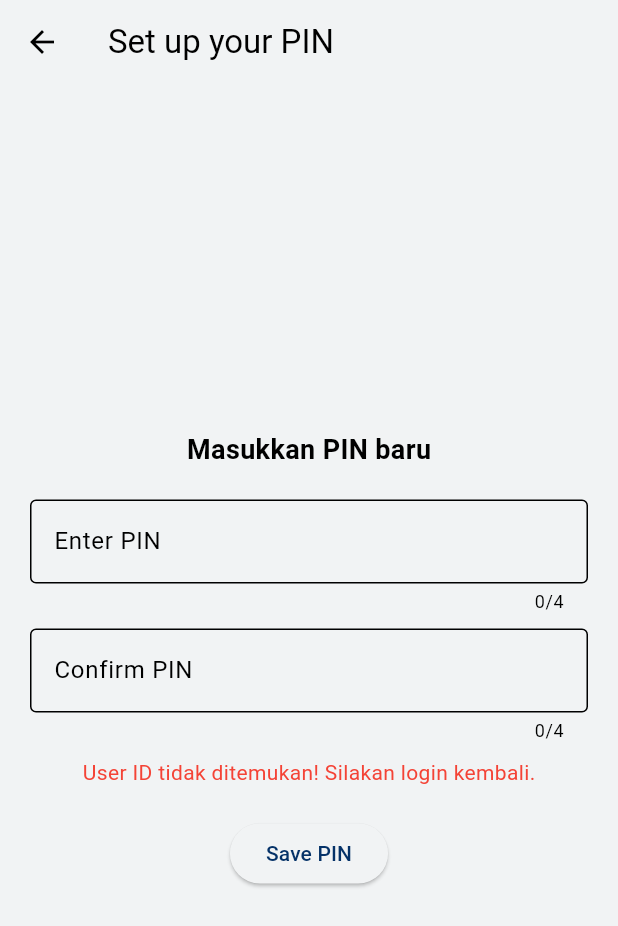
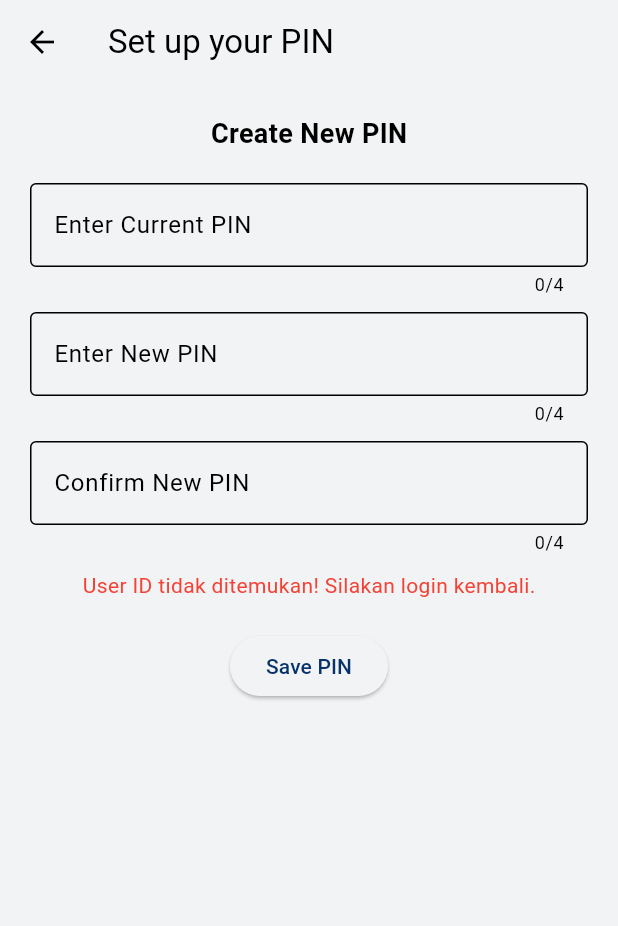
Before and after one commit to NaonWae12/hcmv2, a Flutter app: the PagePinSettings screen opened directly, after a tap on "Save PIN", on a phone screen of 412 x 824 dp. Shown: the top 926 px of the screen. Run offline on Flutter 3.47's test engine with Material 3 defaults, Android fonts, the phone set to English and light mode, and no system bars; our stand-ins replace file_picker, flutter_svg, fluttertoast, google_fonts, shared_preferences, slide_to_act and 1 more; accounts and stored records are empty.

Commit message:
commit ke lima

```diff
--- a/lib/home/page_home.dart
+++ b/lib/home/page_home.dart
@@ -66,8 +66,10 @@ class _PageHomeState extends State<PageHome>
 
   Future<void> _triggerRefresh() async {
     await _handleRefresh();
+
+    // Panggil fungsi refresh di BottomContent
     if (mounted) {
-      setState(() {}); // Memperbarui tampilan setelah refresh
+      _bottomContentKey.currentState?.refreshContent();
     }
   }
 
--- a/lib/home/payslip/page_payslip_pin.dart
+++ b/lib/home/payslip/page_payslip_pin.dart
@@ -198,7 +198,6 @@ class _PagePayslipPinState extends State<PagePayslipPin> {
                     child: TextFormField(
                       controller: _controllers[index],
                       onChanged: (value) => _onChanged(index, value),
-                      keyboardType: TextInputType.number,
                       textAlign: TextAlign.center,
                       obscureText: false,
                       style: AppTextStyles.displayText_2,
--- a/lib/profile/pin_settings/page_pin_settings.dart
+++ b/lib/profile/pin_settings/page_pin_settings.dart
@@ -1,3 +1,5 @@
+// ignore_for_file: avoid_print
+
 import 'package:flutter/material.dart';
 import 'package:http/http.dart' as http;
 import 'dart:convert';
@@ -11,7 +13,8 @@ class PagePinSettings extends StatefulWidget {
 }
 
 class _PagePinSettingsState extends State<PagePinSettings> {
-  final TextEditingController _pinController = TextEditingController();
+  final TextEditingController _currentPinController = TextEditingController();
+  final TextEditingController _newPinController = TextEditingController();
   final TextEditingController _confirmPinController = TextEditingController();
   String? _errorText;
   bool _isLoading = false;
@@ -34,6 +37,7 @@ class _PagePinSettingsState extends State<PagePinSettings> {
     setState(() {
       _userId = userIdInt?.toString();
     });
+    print("Loaded user_id: $_userId"); // Log user_id
   }
 
   /// Mengirim PIN ke API
@@ -42,30 +46,43 @@ class _PagePinSettingsState extends State<PagePinSettings> {
       setState(() {
         _errorText = "User ID tidak ditemukan! Silakan login kembali.";
       });
+      print("Error: User ID is null");
       return;
     }
 
-    String pin = _pinController.text;
+    String currentPin = _currentPinController.text;
+    String newPin = _newPinController.text;
     String confirmPin = _confirmPinController.text;
 
-    if (pin.isEmpty || confirmPin.isEmpty) {
+    if (currentPin.isEmpty) {
       setState(() {
-        _errorText = "PIN tidak boleh kosong!";
+        _errorText = "PIN lama tidak boleh kosong!";
       });
+      print("Error: Current PIN is empty");
       return;
     }
 
-    if (pin.length < 4 || confirmPin.length < 4) {
+    if (newPin.isEmpty || confirmPin.isEmpty) {
+      setState(() {
+        _errorText = "PIN baru tidak boleh kosong!";
+      });
+      print("Error: New PIN or Confirm PIN is empty");
+      return;
+    }
+
+    if (newPin.length < 4 || confirmPin.length < 4) {
       setState(() {
         _errorText = "PIN harus 4 digit atau lebih!";
       });
+      print("Error: PIN length is less than 4 digits");
       return;
     }
 
-    if (pin != confirmPin) {
+    if (newPin != confirmPin) {
       setState(() {
-        _errorText = "PIN tidak cocok, coba lagi!";
+        _errorText = "PIN baru tidak cocok, coba lagi!";
       });
+      print("Error: New PIN and Confirm PIN do not match");
       return;
     }
 
@@ -75,15 +92,29 @@ class _PagePinSettingsState extends State<PagePinSettings> {
     });
 
     try {
-      var url = Uri.parse("https://jt-hcm.simise.id/api/validate_pin");
+      var url = Uri.parse("https://jt-hcm.simise.id/api/setup_pin");
+
+      // Menggunakan format x-www-form-urlencoded
+      var requestBody = {
+        "user_id": _userId!, // String format sesuai kebutuhan API
+        "current_pin": currentPin,
+        "new_pin": newPin,
+      };
+
+      print("Sending request to $url with body: $requestBody");
+
       var response = await http.post(
         url,
-        headers: {"Content-Type": "application/json"},
-        body: jsonEncode({
-          "user_id": _userId, // Kirim user_id dari SharedPreferences
-          "pin": pin
-        }),
+        headers: {
+          "Content-Type":
+              "application/x-www-form-urlencoded", // Perbaikan di sini
+          'api-key': 'H2BSQUDSOEJXRLT0P2W1GLI9BSYGCQ08',
+        },
+        body: requestBody,
       );
+
+      print("Response status code: ${response.statusCode}");
+      print("Response body: ${response.body}");
 
       if (response.statusCode == 200) {
         var responseData = jsonDecode(response.body);
@@ -97,16 +128,19 @@ class _PagePinSettingsState extends State<PagePinSettings> {
           setState(() {
             _errorText = responseData['message'] ?? "Terjadi kesalahan!";
           });
+          print("Error response: ${responseData['message']}");
         }
       } else {
         setState(() {
           _errorText = "Gagal menyimpan PIN! Coba lagi.";
         });
+        print("Error: Non-200 status code received");
       }
     } catch (e) {
       setState(() {
         _errorText = "Terjadi kesalahan: $e";
       });
+      print("Exception: $e");
     } finally {
       setState(() {
         _isLoading = false;
@@ -116,7 +150,8 @@ class _PagePinSettingsState extends State<PagePinSettings> {
 
   @override
   void dispose() {
-    _pinController.dispose();
+    _currentPinController.dispose();
+    _newPinController.dispose();
     _confirmPinController.dispose();
     super.dispose();
   }
@@ -129,21 +164,33 @@ class _PagePinSettingsState extends State<PagePinSettings> {
       ),
       body: Padding(
         padding: const EdgeInsets.all(20.0),
+        child: SingleChildScrollView(
           child: Column(
             mainAxisAlignment: MainAxisAlignment.center,
             children: [
               const Text(
-              "Masukkan PIN baru",
+                "Create New PIN",
                 style: TextStyle(fontSize: 18, fontWeight: FontWeight.bold),
               ),
               const SizedBox(height: 20),
               TextField(
-              controller: _pinController,
+                controller: _currentPinController,
                 obscureText: true,
                 keyboardType: TextInputType.number,
                 maxLength: 4,
                 decoration: const InputDecoration(
-                labelText: "Enter PIN",
+                  labelText: "Enter Current PIN",
+                  border: OutlineInputBorder(),
+                ),
+              ),
+              const SizedBox(height: 10),
+              TextField(
+                controller: _newPinController,
+                obscureText: true,
+                keyboardType: TextInputType.number,
+                maxLength: 4,
+                decoration: const InputDecoration(
+                  labelText: "Enter New PIN",
                   border: OutlineInputBorder(),
                 ),
               ),
@@ -154,7 +201,7 @@ class _PagePinSettingsState extends State<PagePinSettings> {
                 keyboardType: TextInputType.number,
                 maxLength: 4,
                 decoration: const InputDecoration(
-                labelText: "Confirm PIN",
+                  labelText: "Confirm New PIN",
                   border: OutlineInputBorder(),
                 ),
               ),
@@ -174,6 +221,7 @@ class _PagePinSettingsState extends State<PagePinSettings> {
             ],
           ),
         ),
+      ),
     );
   }
 }
```
Also changed, not shown: lib/home/bottom_content.dart (+42 -11 lines), lib/home/overtime/approval/content_approval.dart (+18 -2 lines), lib/home/overtime/history/detail_dialog.dart (+18 -3 lines), lib/home/overtime/history/page_history.dart (+8 -0 lines), lib/home/overtime/request/bottom_content.dart (+33 -33 lines), lib/home/time_off/midle_content1.dart (+13 -23 lines), lib/home/time_off/top_content.dart (+13 -7 lines), lib/profile/general.dart (+19 -19 lines). Lines whose indentation alone changed are shown as unchanged.
